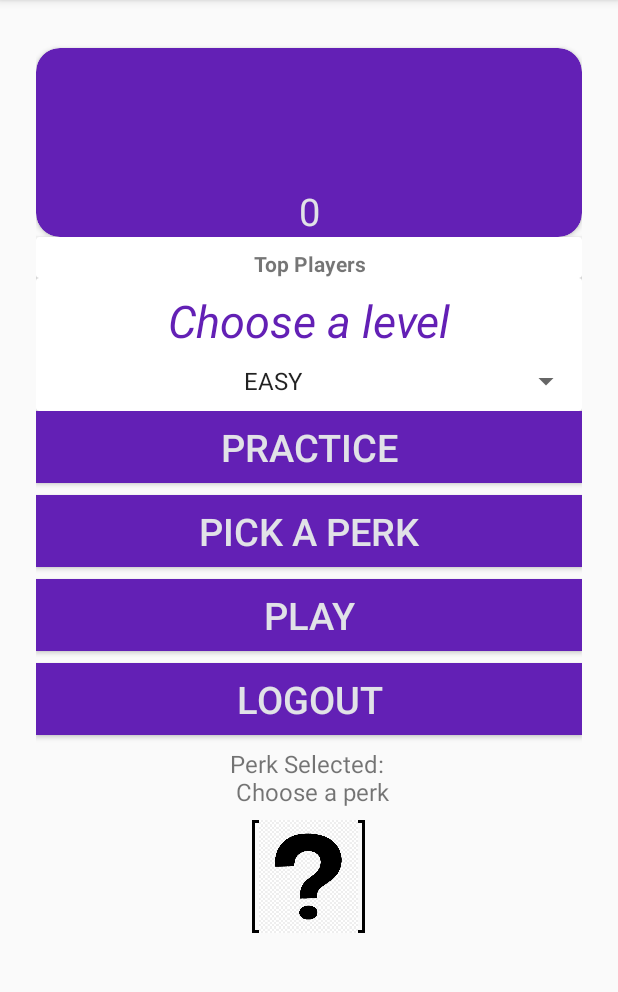
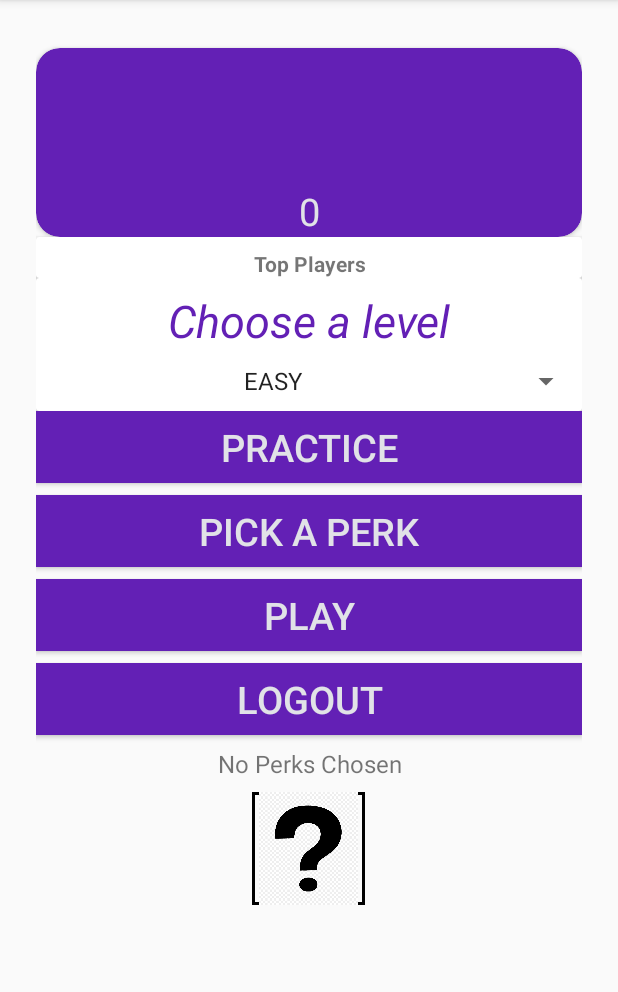
Before and after one commit to garganjohn/AR-WRLD, an Android app: the screen it shows after launch once a user with an empty profile is signed in (UserHomeScreenActivity), on a phone screen of 412 x 824 dp, the part 84-1076 px from its top. Run offline under Robolectric (Android 15) with nearby library versions, the phone set to English and light mode, and no system bars; our stand-ins replace Firebase (no records; nobody signed in at launch, a user with empty details on screens opened directly); libraries missing offline, so code that uses them is left out: com.jakewharton.rxbinding; 2 statements that could not run were skipped.

Commit message:
text set correctly at userHomePage

```diff
--- a/app/src/main/java/org/pursuit/ar_wrld/login/UserHomeScreenActivity.java
+++ b/app/src/main/java/org/pursuit/ar_wrld/login/UserHomeScreenActivity.java
@@ -130,14 +130,19 @@ public class UserHomeScreenActivity extends AppCompatActivity {
     private Drawable setUserPerk() {
         switch (userPerkFromSharedPref) {
             case GameInformation.MORE_AMMO_PERK:
+                perkChosen.setText(getString(R.string.more_ammo_perk_name));
                 return getDrawable(R.drawable.ammo_perk);
             case GameInformation.MORE_DAMAGE_PERK:
+                perkChosen.setText(getString(R.string.more_damage_perk_name));
                 return getDrawable(R.drawable.more_damage_perk_image);
             case GameInformation.MORE_TIME_PERK:
+                perkChosen.setText(getString(R.string.more_time_perk_name));
                 return getDrawable(R.drawable.more_time_perk_image);
             case GameInformation.SLOW_TIME_PERK:
+                perkChosen.setText(getString(R.string.slow_time_perk_name));
                 return getDrawable(R.drawable.slow_time_perk);
             default:
+                perkChosen.setText("No Perks Chosen");
                 return getDrawable(R.drawable.noperk_chosen_image);
         }
     }
--- a/app/src/main/res/values/strings.xml
+++ b/app/src/main/res/values/strings.xml
@@ -79,5 +79,10 @@
     <string name="perk_selected_text">Perk Selected: \n %s</string>
     <string name="perk_chosen_string">Perk:</string>
 
+    <string name="more_ammo_perk_name">More Ammo</string>
+    <string name="more_time_perk_name">More Time</string>
+    <string name="slow_time_perk_name">Slow Time</string>
+    <string name="more_damage_perk_name">More Damage</string>
+
 
 </resources>
```
